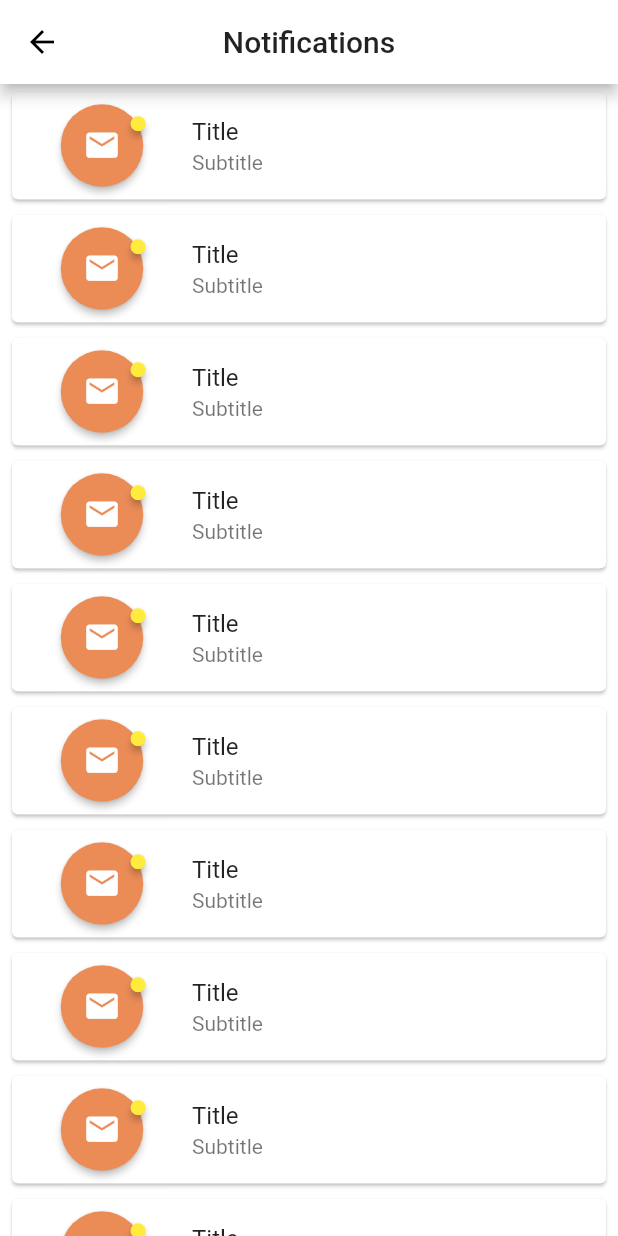
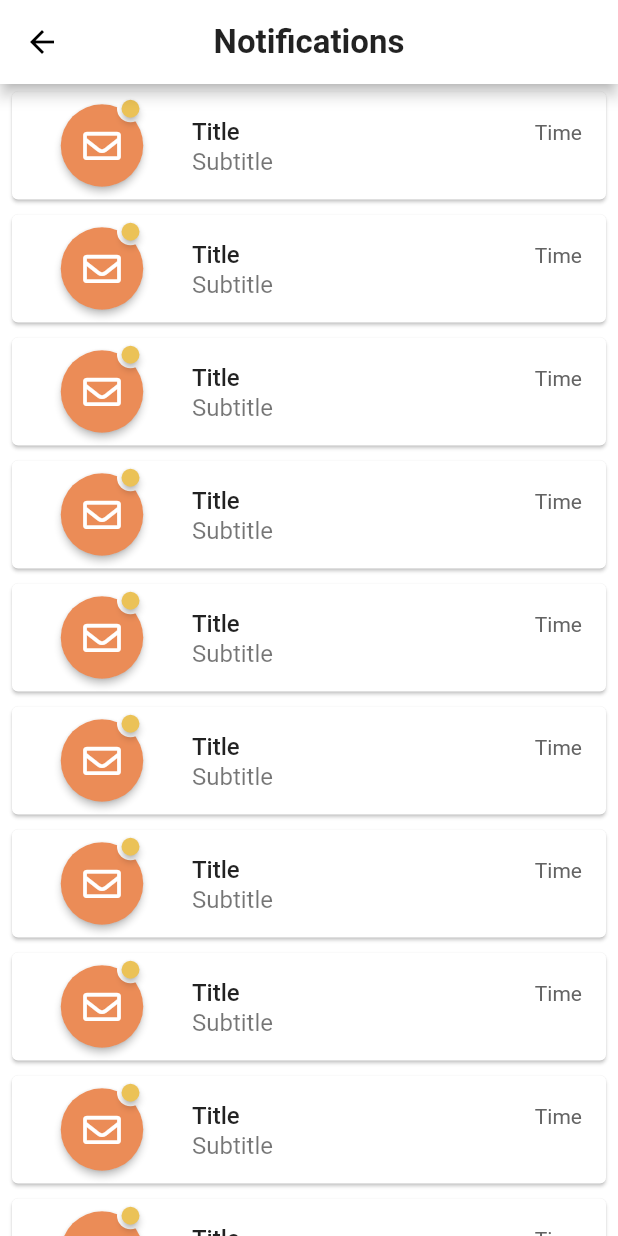
Before and after one commit to IvanTanaka/Flutter-Mobile-Booking_System, a Flutter app: the screen it shows after launch, on a phone screen of 412 x 824 dp. Run offline on Flutter 3.47's test engine with Material 2 defaults, Android fonts, the phone set to English and light mode, and no system bars; drawn by our look-alikes of badges; our stand-ins replace connectivity, dio, flutter_datetime_picker, flutter_masked_text, flutter_money_formatter, font_awesome_flutter and 4 more; missing offline and left inert: catcher, clipboard_manager, extended_text.

Commit message:
Fix and redo all font style and badge color
-add Font weight and size to all text
-redo Badge design
-add badge color to sharedcolor

```diff
--- a/lib/ui/shared_colors.dart
+++ b/lib/ui/shared_colors.dart
@@ -38,4 +38,6 @@ class SharedColors {
   static const Color statusWaiting = Color(0xFFFCBA03);
   static const Color statusSuccess = Color(0xFF36BF00);
   static const Color statusFailed = Color(0xFFE81B00);
+
+  static const Color badgeColor = Color(0xFFEBC257);
 }
--- a/lib/ui/views/notification/notification_view.dart
+++ b/lib/ui/views/notification/notification_view.dart
@@ -1,6 +1,8 @@
 import 'dart:ui';
 
+import 'package:flutter/cupertino.dart';
 import 'package:flutter/material.dart';
+import 'package:font_awesome_flutter/font_awesome_flutter.dart';
 import 'package:member_apps/ui/shared_colors.dart';
 import 'package:member_apps/ui/widgets/shared_button.dart';
 import 'package:member_apps/ui/widgets/shared_text_form_field.dart';
@@ -20,6 +22,10 @@ class _NotificationViewState extends State<NotificationView> {
         backgroundColor: SharedColors.whiteColor,
         title: Text(
           'Notifications',
+          style: TextStyle(
+            fontSize: 22,
+            fontWeight: FontWeight.w700,
+          ),
         ),
         centerTitle: true,
       ),
@@ -30,18 +36,53 @@ class _NotificationViewState extends State<NotificationView> {
             child: Card(
               child: ListTile(
                 onTap: () {},
-                title: Text('Title'),
-                subtitle: Text('Subtitle'),
+                title: Row(
+                  mainAxisAlignment: MainAxisAlignment.spaceBetween,
+                  children: [
+                    Text(
+                      'Title',
+                      style: TextStyle(
+                        fontSize: 16,
+                        fontWeight: FontWeight.w500
+                      ),
+                    ),
+                    Text(
+                      'Time',
+                      style: TextStyle(
+                        fontSize: 14,
+                        fontWeight: FontWeight.w400,
+                        color: SharedColors.grayColor,
+                      ),
+                    ),
+                  ],
+                ),
+                subtitle: Text(
+                  'Subtitle',
+                  style: TextStyle(
+                    fontSize: 16,
+                    fontWeight: FontWeight.w400,
+
+                  ),
+                ),
                 leading: Badge(
-                  badgeContent: Text(''),
-                  badgeColor: Colors.yellow,
-                  position: BadgePosition(top: 0, end: 15),
+                  padding: EdgeInsets.all(3),
+                  badgeContent: Badge(
+
+                    badgeContent: Padding(
+                      padding: const EdgeInsets.all(1),
+                      child: Text(''),
+                    ),
+                    badgeColor: SharedColors.badgeColor,
+                  ),
+                  badgeColor: SharedColors.whiteColor,
+                  position: BadgePosition.topEnd(top: -14, end: 16),
+                  elevation: 0,
                   child: RawMaterialButton(
                     onPressed: () {},
                     elevation: 2.0,
                     fillColor: SharedColors.primaryOrangeColor,
                     child: Icon(
-                      Icons.mail,
+                      FontAwesomeIcons.envelope,
                       size: 25.0,
                       color: SharedColors.whiteColor,
                     ),
```
